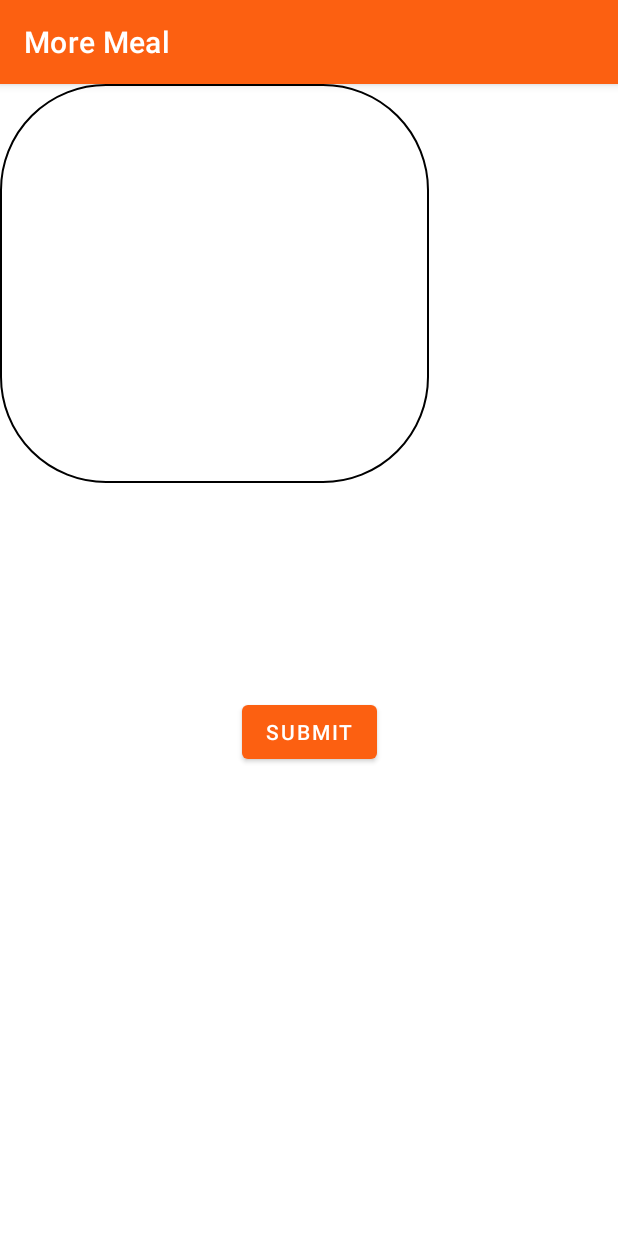
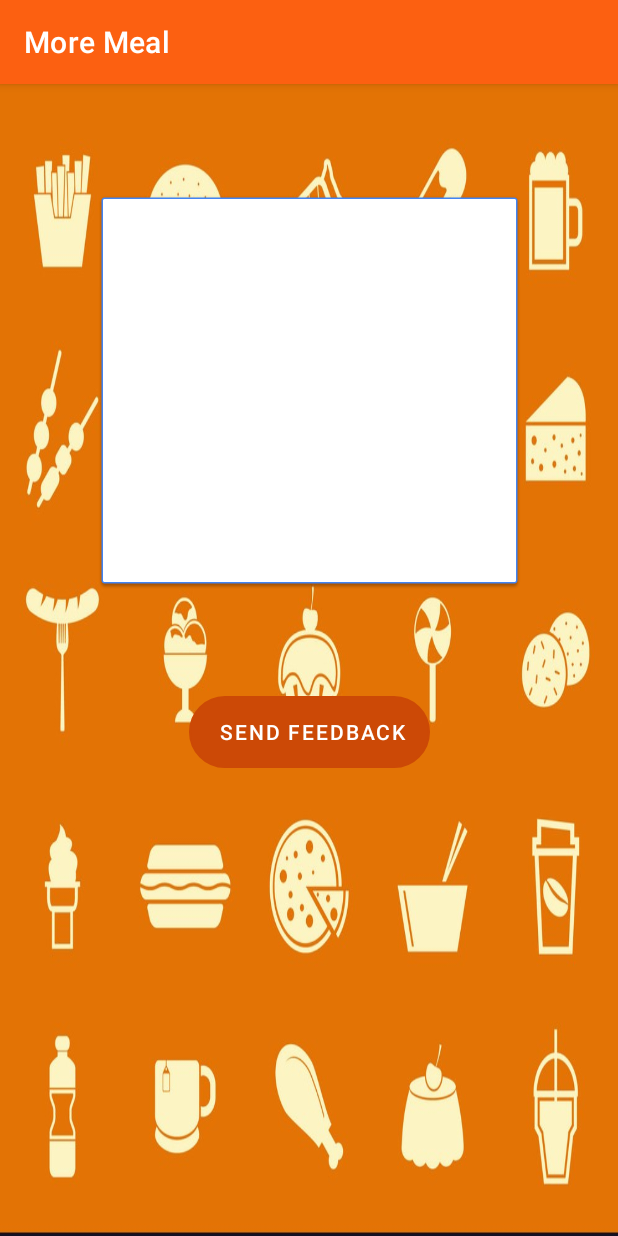
Before and after one commit to nethmaGallage/More-Meal-Food-Ordering-App, an Android app: the Insert screen opened directly, with no data from a screen before it, on a phone screen of 412 x 824 dp. Run offline under Robolectric (Android 15) with nearby library versions, the phone set to English and light mode, and no system bars; our stand-ins replace Firebase (no records; nobody signed in at launch, a user with empty details on screens opened directly).

```diff
--- a/app/src/main/java/com/example/moremeal/AddRiderdb.java
+++ b/app/src/main/java/com/example/moremeal/AddRiderdb.java
@@ -1,6 +1,6 @@
 package com.example.moremeal;
 
-public class AddRiderdb {
+public class  AddRiderdb {
 
     String name,mobile,email,address,vehicleNum;
 
--- a/app/src/main/java/com/example/moremeal/AddRiders.java
+++ b/app/src/main/java/com/example/moremeal/AddRiders.java
@@ -50,7 +50,7 @@ public class AddRiders extends AppCompatActivity {
                 else if (TextUtils.isEmpty(mobile.getText().toString()))
                     Toast.makeText(getApplicationContext(), "Please enter the Mobile " , Toast.LENGTH_SHORT).show();
                 else if (TextUtils.isEmpty(email.getText().toString()))
-                    Toast.makeText(getApplicationContext(), "Please enter the " , Toast.LENGTH_SHORT).show();
+                    Toast.makeText(getApplicationContext(), "Please enter the Email " , Toast.LENGTH_SHORT).show();
                 else if (TextUtils.isEmpty(address.getText().toString()))
                     Toast.makeText(getApplicationContext(),  "Please enter the " , Toast.LENGTH_SHORT).show();
                 else if (TextUtils.isEmpty(vehNumber.getText().toString()))
--- a/app/src/main/java/com/example/moremeal/AdminPanel.java
+++ b/app/src/main/java/com/example/moremeal/AdminPanel.java
@@ -32,7 +32,7 @@ public class AdminPanel extends AppCompatActivity {
         button2.setOnClickListener(new View.OnClickListener() {
             @Override
             public void onClick(View v) {
-                Intent j = new Intent(getApplicationContext(),Insert.class);
+                Intent j = new Intent(getApplicationContext(),FeedbackView.class);
                 startActivity(j);
             }
 
@@ -48,7 +48,7 @@ public class AdminPanel extends AppCompatActivity {
         button4.setOnClickListener(new View.OnClickListener() {
             @Override
             public void onClick(View v) {
-                Intent k = new Intent(getApplicationContext(), FeedbackView.class);
+                Intent k = new Intent(getApplicationContext(), Insert.class);
                 startActivity(k);
             }
         });
--- a/app/src/main/res/layout/activity_feedback_view.xml
+++ b/app/src/main/res/layout/activity_feedback_view.xml
@@ -4,6 +4,7 @@
     xmlns:tools="http://schemas.android.com/tools"
     android:layout_width="match_parent"
     android:layout_height="match_parent"
+    android:background="@drawable/back"
     tools:context=".FeedbackView">
 
     <TextView
@@ -15,6 +16,7 @@
         android:layout_marginTop="89dp"
         android:layout_marginEnd="70dp"
         android:layout_marginRight="70dp"
+        android:background="@drawable/common_google_signin_btn_icon_dark_normal_background"
         app:layout_constraintEnd_toEndOf="parent"
         app:layout_constraintStart_toStartOf="parent"
         app:layout_constraintTop_toTopOf="parent" />
--- a/app/src/main/res/layout/activity_insert.xml
+++ b/app/src/main/res/layout/activity_insert.xml
@@ -4,6 +4,7 @@
     xmlns:tools="http://schemas.android.com/tools"
     android:layout_width="match_parent"
     android:layout_height="match_parent"
+    android:background="@drawable/back"
     tools:context=".Insert">
 
     <Button
@@ -11,7 +12,9 @@
         android:layout_width="wrap_content"
         android:layout_height="wrap_content"
         android:layout_marginBottom="312dp"
-        android:text="Submit"
+        android:background="@drawable/button"
+        android:text=" Send Feedback"
+        app:backgroundTint="@color/Dark_Orange"
         app:layout_constraintBottom_toBottomOf="parent"
         app:layout_constraintEnd_toEndOf="parent"
         app:layout_constraintStart_toStartOf="parent" />
@@ -20,9 +23,11 @@
         android:id="@+id/feedbck"
         android:layout_width="286dp"
         android:layout_height="266dp"
-        android:background="@drawable/button"
+        android:background="@drawable/common_google_signin_btn_icon_dark_normal_background"
         android:ems="10"
         android:inputType="textPersonName"
-        tools:layout_editor_absoluteX="71dp"
-        tools:layout_editor_absoluteY="58dp" />
+        app:layout_constraintBottom_toTopOf="@+id/sbFeedback"
+        app:layout_constraintEnd_toEndOf="parent"
+        app:layout_constraintStart_toStartOf="parent"
+        app:layout_constraintTop_toTopOf="parent" />
 </androidx.constraintlayout.widget.ConstraintLayout>
```
Also changed, not shown: app/src/main/res/drawable/feedback.xml (added, +11 -0 lines).
